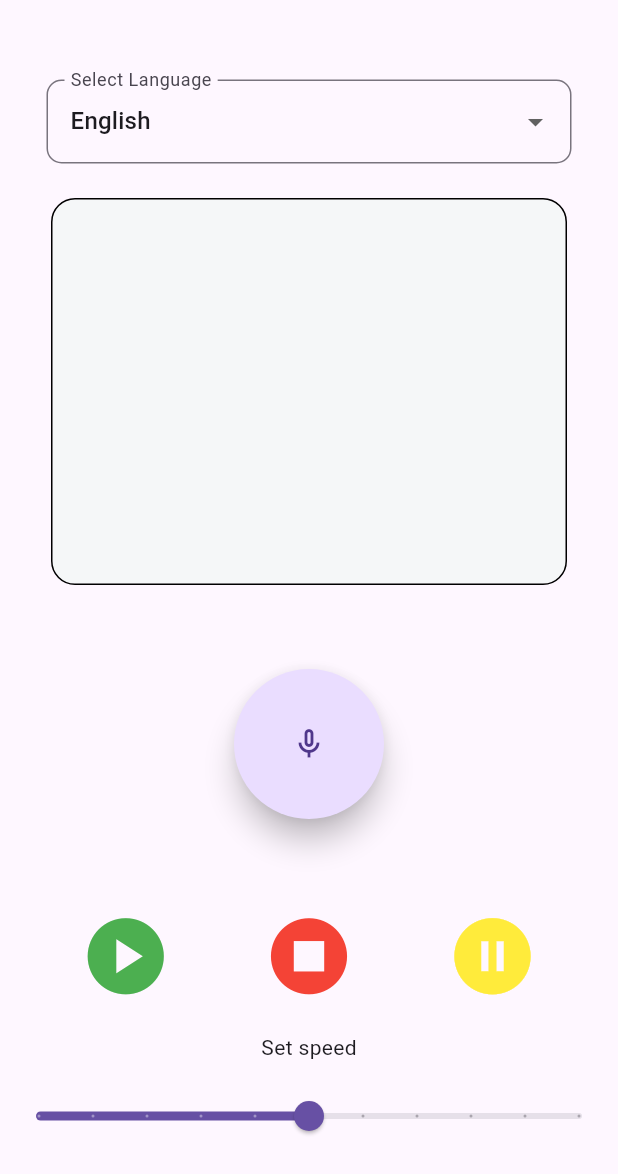
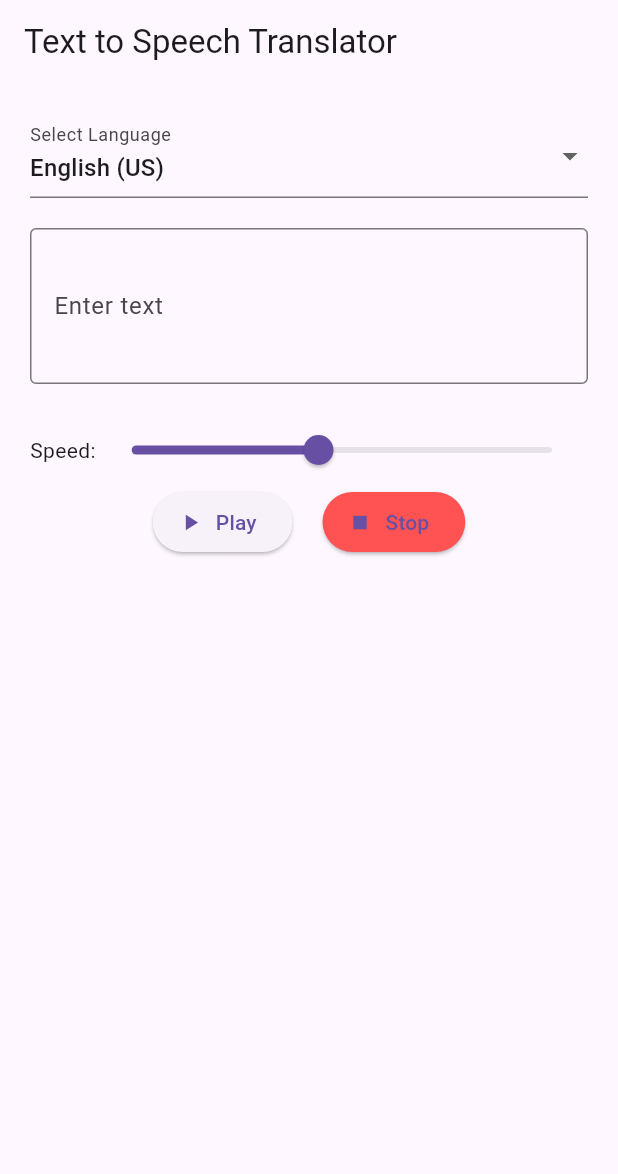
Before and after one commit to muneebullah03/logicanaza_task11, a Flutter app: the screen it shows after launch, on a phone screen of 412 x 824 dp. Shown: the top 1174 px of the screen. Run offline on Flutter 3.47's test engine with Material 3 defaults, Android fonts, the phone set to English and light mode, and no system bars; drawn by our look-alikes of avatar_glow; our stand-ins replace flutter_tts; missing offline and left inert: translator.

Commit message:
Finall commit - Flutter multilingual TTS app

```diff
--- a/lib/main.dart
+++ b/lib/main.dart
@@ -11,7 +11,7 @@ class MyApp extends StatelessWidget {
   Widget build(BuildContext context) {
     return MaterialApp(
       title: 'Flutter Demo',
-      home: TextToSpeech(),
+      home: TextToSpeechApp(),
     );
   }
 }
--- a/lib/text_to_speech.dart
+++ b/lib/text_to_speech.dart
@@ -1,194 +1,159 @@
-// ignore_for_file: unused_local_variable
+// ignore_for_file: library_private_types_in_public_api
 
-import 'package:avatar_glow/avatar_glow.dart';
 import 'package:flutter/material.dart';
 import 'package:flutter_tts/flutter_tts.dart';
 import 'package:translator/translator.dart';
 
-class TextToSpeech extends StatefulWidget {
-  const TextToSpeech({super.key});
+class TextToSpeechApp extends StatefulWidget {
+  const TextToSpeechApp({super.key});
 
   @override
-  State<TextToSpeech> createState() => _TextToSpeechState();
+  _TextToSpeechAppState createState() => _TextToSpeechAppState();
 }
 
-class _TextToSpeechState extends State<TextToSpeech> {
-  TextEditingController textController = TextEditingController();
-  FlutterTts flutterTts = FlutterTts();
-  double speechRange = 0.5;
-  bool isSpeaking = false;
+class _TextToSpeechAppState extends State<TextToSpeechApp> {
+  final FlutterTts flutterTts = FlutterTts();
+  final TextEditingController textController = TextEditingController();
+  final translator = GoogleTranslator();
 
-  play() async {
-    if (textController.text.trim().isEmpty) return;
+  String selectedLanguageCode = 'en-US';
+  double speechRate = 0.5;
+  bool useFemaleVoice = true;
 
-    var translation = await translator.translate(
-      textController.text,
-      to: selectedLanguageCode,
+  final Map<String, String> languageMap = {
+    'English (US)': 'en-US',
+    'Urdu': 'ur-PK',
+    'Spanish': 'es-ES',
+    'French': 'fr-FR',
+    'German': 'de-DE',
+    'Arabic': 'ar-SA',
+    'Hindi': 'hi-IN',
+  };
+
+  @override
+  void dispose() {
+    flutterTts.stop();
+    super.dispose();
+  }
+
+  Future<void> speak() async {
+    String inputText = textController.text.trim();
+
+    if (inputText.isEmpty) {
+      ScaffoldMessenger.of(context).showSnackBar(
+        SnackBar(content: Text("Please enter some text")),
+      );
+      return;
+    }
+
+    // Check if language is supported
+    List<dynamic> supportedLanguages = await flutterTts.getLanguages;
+    if (!supportedLanguages.contains(selectedLanguageCode)) {
+      ScaffoldMessenger.of(context).showSnackBar(
+        SnackBar(
+            content: Text("Selected language not supported on this device")),
+      );
+      return;
+    }
+
+    // Translate text
+    Translation translation = await translator.translate(
+      inputText,
+      to: selectedLanguageCode.split('-')[0], // use only language code part
     );
 
+    // Set voice (toggle male/female if available)
+    List<dynamic> voices = await flutterTts.getVoices;
+    var filteredVoices = voices.where((voice) =>
+        voice['locale'] == selectedLanguageCode &&
+        voice['name']
+            .toLowerCase()
+            .contains(useFemaleVoice ? 'female' : 'male'));
+
+    if (filteredVoices.isNotEmpty) {
+      await flutterTts.setVoice(filteredVoices.first);
+    }
+
+    useFemaleVoice = !useFemaleVoice;
+
     await flutterTts.setLanguage(selectedLanguageCode);
-    await flutterTts.setSpeechRate(speechRange);
-
+    await flutterTts.setSpeechRate(speechRate);
     await flutterTts.speak(translation.text);
   }
 
-  pause() async {
-    await flutterTts.pause();
-    isSpeaking = false;
-    setState(() {});
+  void stop() async {
+    await flutterTts.stop();
   }
-
-  stop() async {
-    await flutterTts.stop();
-    setState(() {
-      isSpeaking = false;
-    });
-  }
-
-  speech(val) {
-    speechRange = val;
-
-    flutterTts.setSpeechRate(speechRange);
-  }
-
-  @override
-  void initState() {
-    super.initState();
-    flutterTts.setStartHandler(() {
-      setState(() {
-        isSpeaking = true;
-      });
-    });
-
-    flutterTts.setCompletionHandler(() {
-      setState(() {
-        isSpeaking = false;
-      });
-    });
-
-    flutterTts.setCancelHandler(() {
-      setState(() {
-        isSpeaking = false;
-      });
-    });
-  }
-
-  final translator = GoogleTranslator();
-  String selectedLanguageCode = 'en';
-  Map<String, String> languageMap = {
-    'English': 'en',
-    'Chinese': 'zh-CN',
-    'Urdu': 'ur',
-    'Spanish': 'es',
-    'French': 'fr',
-    'German': 'de',
-    'Arabic': 'ar',
-    'Russian': 'ru',
-  };
 
   @override
   Widget build(BuildContext context) {
     return Scaffold(
-      body: SingleChildScrollView(
-        child: SafeArea(
+      appBar: AppBar(title: Text("Text to Speech Translator")),
+      body: Padding(
+        padding: const EdgeInsets.all(20),
         child: Column(
           children: [
-            SizedBox(height: 53),
-            Padding(
-              padding: const EdgeInsets.symmetric(horizontal: 31),
-              child: DropdownButtonFormField<String>(
+            DropdownButtonFormField<String>(
               value: selectedLanguageCode,
+              items: languageMap.entries.map((entry) {
+                return DropdownMenuItem<String>(
+                  value: entry.value,
+                  child: Text(entry.key),
+                );
+              }).toList(),
+              onChanged: (val) {
+                if (val != null) {
+                  setState(() => selectedLanguageCode = val);
+                }
+              },
+              decoration: InputDecoration(labelText: "Select Language"),
+            ),
+            SizedBox(height: 20),
+            TextFormField(
+              controller: textController,
               decoration: InputDecoration(
-                    labelText: "Select Language",
-                    border: OutlineInputBorder(
-                        borderRadius: BorderRadius.circular(10)),
+                labelText: "Enter text",
+                border: OutlineInputBorder(),
               ),
-                  items: languageMap.entries
-                      .map((entery) => DropdownMenuItem(
-                          value: entery.value, child: Text(entery.key)))
-                      .toList(),
-                  onChanged: (value) {
-                    setState(() {
-                      selectedLanguageCode = value!;
-                    });
-                  }),
+              maxLines: 3,
             ),
-            Padding(
-              padding: const EdgeInsets.symmetric(horizontal: 35, vertical: 24),
-              child: Container(
-                padding: EdgeInsets.all(8),
-                height: 256,
-                width: double.infinity,
-                decoration: BoxDecoration(
-                    color: const Color.fromARGB(239, 244, 247, 247),
-                    border:
-                        Border.all(strokeAlign: BorderSide.strokeAlignOutside),
-                    borderRadius: BorderRadius.circular(15)),
-                child: TextFormField(
-                  controller: textController,
-                  maxLines: 5,
-                  decoration: InputDecoration(
-                    border: InputBorder.none,
+            SizedBox(height: 20),
+            Row(
+              children: [
+                Text("Speed:"),
+                Expanded(
+                  child: Slider(
+                    value: speechRate,
+                    onChanged: (val) {
+                      setState(() => speechRate = val);
+                    },
+                    min: 0.1,
+                    max: 1.0,
                   ),
                 ),
+              ],
+            ),
+            Row(
+              mainAxisAlignment: MainAxisAlignment.center,
+              children: [
+                ElevatedButton.icon(
+                  onPressed: speak,
+                  icon: Icon(Icons.play_arrow),
+                  label: Text("Play"),
+                ),
+                SizedBox(width: 20),
+                ElevatedButton.icon(
+                  onPressed: stop,
+                  icon: Icon(Icons.stop),
+                  label: Text("Stop"),
+                  style: ElevatedButton.styleFrom(
+                    backgroundColor: Colors.redAccent,
                   ),
                 ),
-            SizedBox(height: 33),
-            AvatarGlow(
-              glowColor: Colors.indigoAccent,
-              animate: isSpeaking,
-              curve: Curves.fastOutSlowIn,
-              child: const Material(
-                elevation: 8.0,
-                shape: CircleBorder(),
-                color: Colors.transparent,
-                child: CircleAvatar(
-                  radius: 50.0,
-                  child: Icon(Icons.mic_none_outlined),
-                ),
-              ),
-            ),
-            SizedBox(height: 53),
-            Row(
-              mainAxisAlignment: MainAxisAlignment.spaceEvenly,
-              children: [
-                IconButton(
-                  color: Colors.green,
-                  splashRadius: 41,
-                  iconSize: 61,
-                  onPressed: play,
-                  icon: Icon(Icons.play_circle),
-                ),
-                IconButton(
-                  color: Colors.red,
-                  splashRadius: 41,
-                  iconSize: 61,
-                  onPressed: stop,
-                  icon: Icon(Icons.stop_circle),
-                ),
-                IconButton(
-                  color: Colors.yellow,
-                  splashRadius: 41,
-                  iconSize: 61,
-                  onPressed: pause,
-                  icon: Icon(Icons.pause_circle),
-                )
               ],
             ),
-            SizedBox(height: 12),
-            Text("Set speed"),
-            SizedBox(height: 12),
-            Slider(
-                max: 1,
-                value: speechRange,
-                divisions: 10,
-                label: "Set speech rate ",
-                onChanged: (value) {
-                  speech(value);
-                  setState(() {});
-                })
           ],
-        )),
+        ),
       ),
     );
   }
```
Lines whose indentation alone changed are shown as unchanged.
